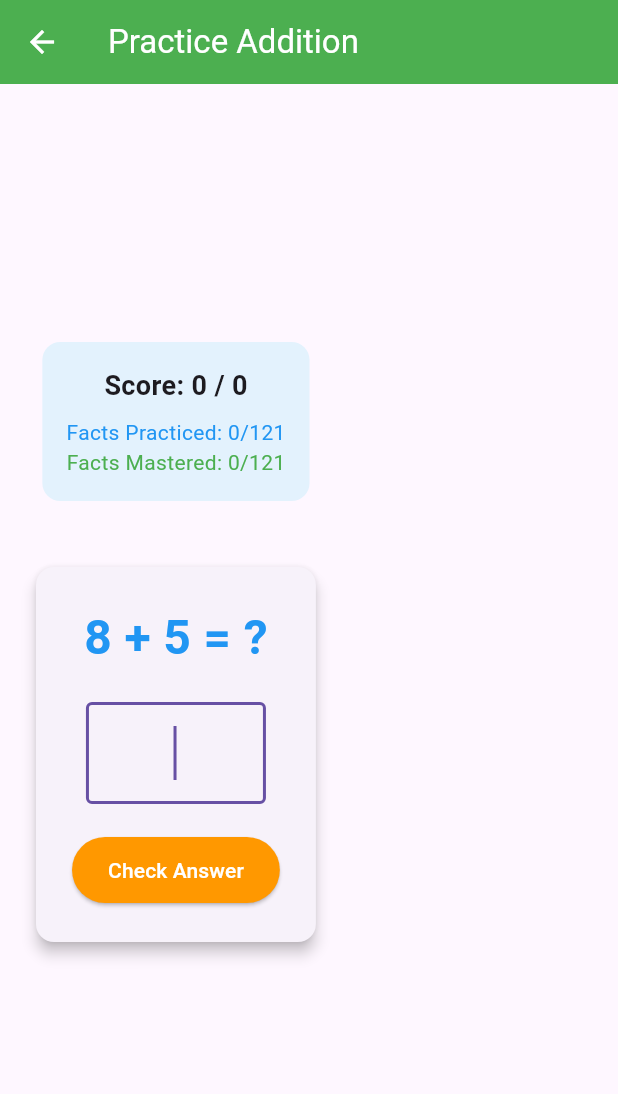
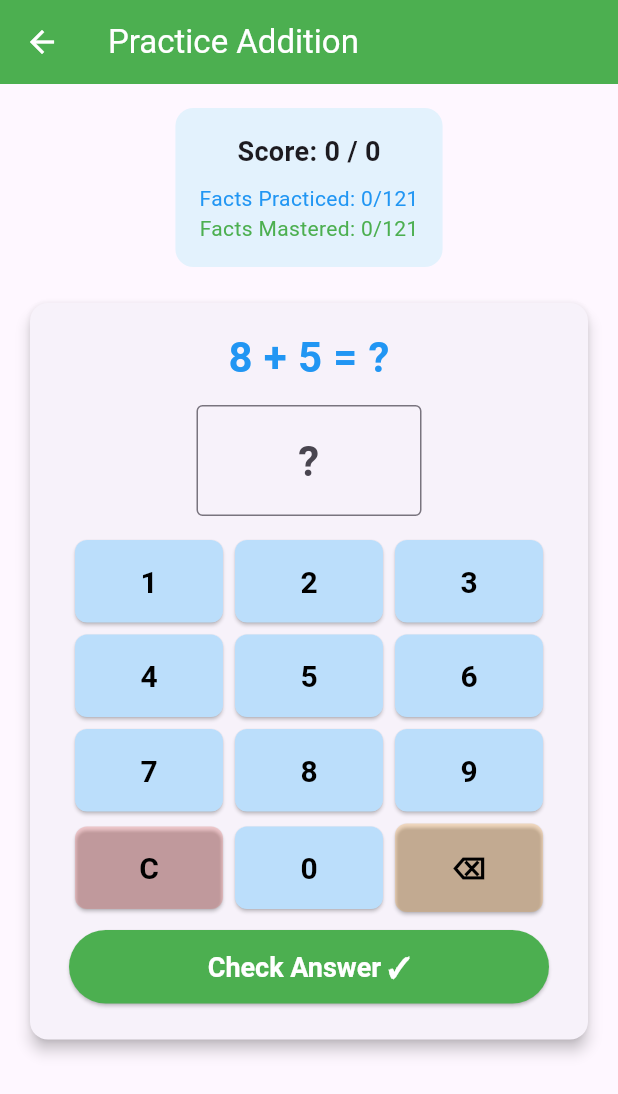
Before and after one commit to obrien-j/MathFacts, a Flutter app: the screen it shows after launch, after a tap on "Practice Addition", on a phone screen of 412 x 824 dp. Shown: the top 1094 px of the screen. Run offline on Flutter 3.47's test engine with Material 3 defaults, Android fonts, the phone set to English and light mode, and no system bars; our stand-ins replace shared_preferences, web.

Commit message:
Custom numpad as emulator was being finicky. Probably not accessible, but actually works so leaving for time being.

```diff
--- a/lib/main.dart
+++ b/lib/main.dart
@@ -2,6 +2,7 @@ import 'dart:convert';
 import 'dart:math';
 
 import 'package:flutter/material.dart';
+import 'package:flutter/services.dart';
 import 'storage_interface.dart';
 import 'storage_web.dart' if (dart.library.io) 'storage_mobile.dart';
 
@@ -497,9 +498,13 @@ class HomeScreen extends StatelessWidget {
             Row(
               mainAxisAlignment: MainAxisAlignment.center,
               children: [
-                PracticeButton(operation: '+'),
+                Flexible(
+                  child: PracticeButton(operation: '+'),
+                ),
                 SizedBox(width: 20),
-                PracticeButton(operation: '-'),
+                Flexible(
+                  child: PracticeButton(operation: '-'),
+                ),
               ],
             ),
             SizedBox(height: 30),
@@ -554,8 +559,8 @@ class PracticeButton extends StatelessWidget {
       style: ElevatedButton.styleFrom(
         backgroundColor: color,
         foregroundColor: Colors.white,
-        padding: const EdgeInsets.symmetric(horizontal: 32, vertical: 16),
-        textStyle: const TextStyle(fontSize: 18),
+        padding: const EdgeInsets.symmetric(horizontal: 16, vertical: 12),
+        textStyle: const TextStyle(fontSize: 16),
       ),
       child: Text(label),
     );
@@ -717,13 +722,8 @@ class _PracticeScreenState extends State<PracticeScreen> {
       _feedback = '';
     });
 
-    // Clear the text field and request focus
+    // Clear the text field
     _answerController.clear();
-    Future.delayed(const Duration(milliseconds: 100), () {
-      if (mounted) {
-        _answerFocusNode.requestFocus();
-      }
-    });
   }
 
   void _checkAnswer() {
@@ -761,6 +761,141 @@ class _PracticeScreenState extends State<PracticeScreen> {
         _selectNextFact(); // This will also handle focusing
       }
     });
+  }
+
+  /// Handle number pad button press
+  void _onNumberPressed(String number) {
+    setState(() {
+      _userAnswer += number;
+      _answerController.text = _userAnswer;
+    });
+  }
+
+  /// Handle backspace button press
+  void _onBackspace() {
+    if (_userAnswer.isNotEmpty) {
+      setState(() {
+        _userAnswer = _userAnswer.substring(0, _userAnswer.length - 1);
+        _answerController.text = _userAnswer;
+      });
+    }
+  }
+
+  /// Handle clear button press
+  void _onClear() {
+    setState(() {
+      _userAnswer = '';
+      _answerController.clear();
+    });
+  }
+
+  /// Build custom number pad widget
+  Widget _buildNumberPad() {
+    return Container(
+      padding: const EdgeInsets.symmetric(horizontal: 10),
+      child: Column(
+        children: [
+          // Row 1: 1, 2, 3
+          Row(
+            mainAxisAlignment: MainAxisAlignment.spaceEvenly,
+            children: [
+              _buildNumberButton('1'),
+              _buildNumberButton('2'),
+              _buildNumberButton('3'),
+            ],
+          ),
+          const SizedBox(height: 8),
+          // Row 2: 4, 5, 6
+          Row(
+            mainAxisAlignment: MainAxisAlignment.spaceEvenly,
+            children: [
+              _buildNumberButton('4'),
+              _buildNumberButton('5'),
+              _buildNumberButton('6'),
+            ],
+          ),
+          const SizedBox(height: 8),
+          // Row 3: 7, 8, 9
+          Row(
+            mainAxisAlignment: MainAxisAlignment.spaceEvenly,
+            children: [
+              _buildNumberButton('7'),
+              _buildNumberButton('8'),
+              _buildNumberButton('9'),
+            ],
+          ),
+          const SizedBox(height: 8),
+          // Row 4: Clear, 0, Backspace
+          Row(
+            mainAxisAlignment: MainAxisAlignment.spaceEvenly,
+            children: [
+              _buildActionButton('C', _onClear, Colors.red),
+              _buildNumberButton('0'),
+              _buildActionButton('⌫', _onBackspace, Colors.orange),
+            ],
+          ),
+          const SizedBox(height: 12),
+          // Submit button
+          SizedBox(
+            width: double.infinity,
+            child: ElevatedButton(
+              onPressed: _checkAnswer,
+              style: ElevatedButton.styleFrom(
+                backgroundColor: Colors.green,
+                foregroundColor: Colors.white,
+                padding: const EdgeInsets.symmetric(vertical: 12),
+                textStyle: const TextStyle(fontSize: 18, fontWeight: FontWeight.bold),
+              ),
+              child: const Text('Check Answer ✓'),
+            ),
+          ),
+        ],
+      ),
+    );
+  }
+
+  /// Build a number button
+  Widget _buildNumberButton(String number) {
+    return Expanded(
+      child: Padding(
+        padding: const EdgeInsets.symmetric(horizontal: 4),
+        child: ElevatedButton(
+          onPressed: () => _onNumberPressed(number),
+          style: ElevatedButton.styleFrom(
+            backgroundColor: Colors.blue.shade100,
+            foregroundColor: Colors.black,
+            padding: const EdgeInsets.symmetric(vertical: 16),
+            textStyle: const TextStyle(fontSize: 20, fontWeight: FontWeight.bold),
+            shape: RoundedRectangleBorder(
+              borderRadius: BorderRadius.circular(8),
+            ),
+          ),
+          child: Text(number),
+        ),
+      ),
+    );
+  }
+
+  /// Build an action button (Clear, Backspace)
+  Widget _buildActionButton(String label, VoidCallback onPressed, Color baseColor) {
+    return Expanded(
+      child: Padding(
+        padding: const EdgeInsets.symmetric(horizontal: 4),
+        child: ElevatedButton(
+          onPressed: onPressed,
+          style: ElevatedButton.styleFrom(
+            backgroundColor: baseColor.withOpacity(0.2),
+            foregroundColor: Colors.black,
+            padding: const EdgeInsets.symmetric(vertical: 16),
+            textStyle: const TextStyle(fontSize: 20, fontWeight: FontWeight.bold),
+            shape: RoundedRectangleBorder(
+              borderRadius: BorderRadius.circular(8),
+            ),
+          ),
+          child: Text(label),
+        ),
+      ),
+    );
   }
 
   /// Save progress to persistent storage (saves all facts, not just current operation)
@@ -840,11 +975,12 @@ class _PracticeScreenState extends State<PracticeScreen> {
         backgroundColor: color,
         foregroundColor: Colors.white,
       ),
-      body: Padding(
-        padding: const EdgeInsets.all(20.0),
-        child: Column(
-          mainAxisAlignment: MainAxisAlignment.center,
-          children: [
+      body: SingleChildScrollView(
+        child: Padding(
+          padding: const EdgeInsets.all(16.0),
+          child: Column(
+            mainAxisAlignment: MainAxisAlignment.center,
+            children: [
             // Score display
             Container(
               padding: const EdgeInsets.all(16),
@@ -879,66 +1015,53 @@ class _PracticeScreenState extends State<PracticeScreen> {
                 ],
               ),
             ),
-            const SizedBox(height: 40),
+            const SizedBox(height: 20),
 
             // Math problem
             Card(
               elevation: 4,
               child: Padding(
-                padding: const EdgeInsets.all(24),
+                padding: const EdgeInsets.all(16),
                 child: Column(
                   children: [
                     Text(
                       _currentFact != null ? '${_currentFact!.factString} = ?' : 'Loading...',
                       style: const TextStyle(
-                        fontSize: 32,
+                        fontSize: 28,
                         fontWeight: FontWeight.bold,
                         color: Colors.blue,
                       ),
                     ),
-                    const SizedBox(height: 20),
+                    const SizedBox(height: 12),
 
-                    // Answer input
+                    // Answer input (read-only, uses custom number pad)
                     SizedBox(
-                      width: 120,
+                      width: 150,
                       child: TextField(
                         controller: _answerController,
-                        focusNode: _answerFocusNode,
-                        autofocus: true,
-                        onChanged: (value) {
-                          _userAnswer = value;
-                        },
-                        onSubmitted: (_) => _checkAnswer(),
-                        keyboardType: TextInputType.number,
+                        readOnly: true,
+                        showCursor: true,
                         textAlign: TextAlign.center,
-                        style: const TextStyle(fontSize: 24),
+                        style: const TextStyle(fontSize: 28, fontWeight: FontWeight.bold),
                         decoration: const InputDecoration(
                           border: OutlineInputBorder(),
-                          hintStyle: TextStyle(fontSize: 24),
+                          hintText: '?',
+                          hintStyle: TextStyle(fontSize: 28),
                         ),
                       ),
                     ),
-                    const SizedBox(height: 20),
+                    const SizedBox(height: 16),
 
-                    // Submit button
-                    ElevatedButton(
-                      onPressed: _checkAnswer,
-                      style: ElevatedButton.styleFrom(
-                        backgroundColor: Colors.orange,
-                        foregroundColor: Colors.white,
-                        padding: const EdgeInsets.symmetric(
-                          horizontal: 24,
-                          vertical: 12,
-                        ),
-                      ),
-                      child: const Text('Check Answer'),
-                    ),
+                    // Custom Number Pad
+                    _buildNumberPad(),
+
+                    const SizedBox(height: 8),
                   ],
                 ),
               ),
             ),
 
-            const SizedBox(height: 20),
+            const SizedBox(height: 12),
 
             // Feedback
             if (_feedback.isNotEmpty)
@@ -969,6 +1092,7 @@ class _PracticeScreenState extends State<PracticeScreen> {
               ),
           ],
         ),
+        ),
       ),
     );
   }
```
